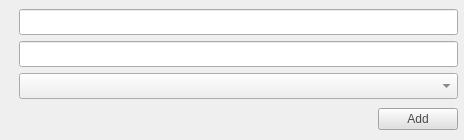
Old version of the form Ui/dlg_add.ui in the repository robinpalat/idiomindQt.
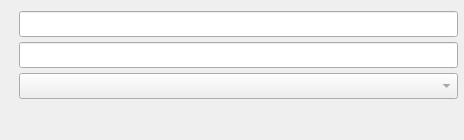
New version of the form. Icons and pictures are not drawn.

```diff
--- a/Ui/dlg_add.ui
+++ b/Ui/dlg_add.ui
@@ -19,7 +19,7 @@
   <property name="maximumSize">
    <size>
     <width>464</width>
-    <height>140</height>
+    <height>142</height>
    </size>
   </property>
   <property name="windowTitle">
@@ -43,7 +43,35 @@
     <number>6</number>
    </property>
    <item>
+    <widget class="QWidget" name="widget" native="true">
+     <property name="minimumSize">
+      <size>
+       <width>0</width>
+       <height>100</height>
+      </size>
+     </property>
+     <property name="maximumSize">
+      <size>
+       <width>16777215</width>
+       <height>100</height>
+      </size>
+     </property>
     <layout class="QHBoxLayout" name="horizontalLayout_2">
+      <property name="spacing">
+       <number>0</number>
+      </property>
+      <property name="leftMargin">
+       <number>0</number>
+      </property>
+      <property name="topMargin">
+       <number>0</number>
+      </property>
+      <property name="rightMargin">
+       <number>0</number>
+      </property>
+      <property name="bottomMargin">
+       <number>0</number>
+      </property>
      <item>
       <widget class="QLabel" name="label">
        <property name="text">
@@ -54,6 +82,22 @@
        </property>
       </widget>
      </item>
+      <item>
+       <spacer name="horizontalSpacer_2">
+        <property name="orientation">
+         <enum>Qt::Horizontal</enum>
+        </property>
+        <property name="sizeType">
+         <enum>QSizePolicy::Fixed</enum>
+        </property>
+        <property name="sizeHint" stdset="0">
+         <size>
+          <width>6</width>
+          <height>20</height>
+         </size>
+        </property>
+       </spacer>
+      </item>
      <item>
       <layout class="QVBoxLayout" name="verticalLayout">
        <item>
@@ -85,13 +129,15 @@
           </size>
          </property>
          <property name="styleSheet">
-          <string notr="true">color: rgb(74, 74, 74);</string>
+           <string notr="true">color: rgb(74, 74, 74);
+color: rgb(123, 123, 123);</string>
          </property>
         </widget>
        </item>
       </layout>
      </item>
     </layout>
+    </widget>
    </item>
    <item>
     <layout class="QHBoxLayout" name="horizontalLayout">
@@ -112,10 +158,16 @@
       <widget class="QPushButton" name="pushButton_srce">
        <property name="minimumSize">
         <size>
-         <width>40</width>
+         <width>25</width>
          <height>0</height>
         </size>
        </property>
+       <property name="maximumSize">
+        <size>
+         <width>25</width>
+         <height>16777215</height>
+        </size>
+       </property>
        <property name="text">
         <string/>
        </property>
@@ -131,10 +183,16 @@
       <widget class="QPushButton" name="pushButton_clip">
        <property name="minimumSize">
         <size>
-         <width>40</width>
+         <width>25</width>
          <height>0</height>
         </size>
        </property>
+       <property name="maximumSize">
+        <size>
+         <width>25</width>
+         <height>16777215</height>
+        </size>
+       </property>
        <property name="text">
         <string/>
        </property>
@@ -150,10 +208,16 @@
       <widget class="QPushButton" name="pushButton_image">
        <property name="minimumSize">
         <size>
-         <width>40</width>
+         <width>25</width>
          <height>0</height>
         </size>
        </property>
+       <property name="maximumSize">
+        <size>
+         <width>25</width>
+         <height>16777215</height>
+        </size>
+       </property>
        <property name="text">
         <string/>
        </property>
@@ -169,10 +233,16 @@
       <widget class="QPushButton" name="pushButton_audio">
        <property name="minimumSize">
         <size>
-         <width>40</width>
+         <width>25</width>
          <height>0</height>
         </size>
        </property>
+       <property name="maximumSize">
+        <size>
+         <width>25</width>
+         <height>16777215</height>
+        </size>
+       </property>
        <property name="text">
         <string/>
        </property>
@@ -188,10 +258,16 @@
       <widget class="QPushButton" name="pushButton_list">
        <property name="minimumSize">
         <size>
-         <width>40</width>
+         <width>25</width>
          <height>0</height>
         </size>
        </property>
+       <property name="maximumSize">
+        <size>
+         <width>25</width>
+         <height>16777215</height>
+        </size>
+       </property>
        <property name="text">
         <string/>
        </property>
@@ -207,10 +283,16 @@
       <widget class="QPushButton" name="pushButton_more">
        <property name="minimumSize">
         <size>
-         <width>30</width>
+         <width>25</width>
          <height>0</height>
         </size>
        </property>
+       <property name="maximumSize">
+        <size>
+         <width>25</width>
+         <height>16777215</height>
+        </size>
+       </property>
        <property name="text">
         <string/>
        </property>
@@ -222,40 +304,31 @@
        </property>
       </widget>
      </item>
-     <item>
-      <spacer name="horizontalSpacer_2">
-       <property name="orientation">
-        <enum>Qt::Horizontal</enum>
-       </property>
-       <property name="sizeType">
-        <enum>QSizePolicy::Fixed</enum>
-       </property>
-       <property name="sizeHint" stdset="0">
-        <size>
-         <width>6</width>
-         <height>6</height>
-        </size>
-       </property>
-      </spacer>
-     </item>
      <item>
       <widget class="QPushButton" name="pushButton_add">
        <property name="minimumSize">
         <size>
-         <width>60</width>
+         <width>80</width>
          <height>0</height>
         </size>
        </property>
+       <property name="maximumSize">
+        <size>
+         <width>16777215</width>
+         <height>16777215</height>
+        </size>
+       </property>
+       <property name="autoFillBackground">
+        <bool>true</bool>
+       </property>
        <property name="styleSheet">
-        <string notr="true">color: rgb(74, 74, 74);
-alternate-background-color: rgb(209, 209, 209);
-border-color: rgb(127, 127, 127);
-background-color: rgb(225, 225, 225);
-selection-color: rgb(207, 207, 207);
-</string>
+        <string notr="true"/>
        </property>
        <property name="text">
-        <string>Add</string>
+        <string/>
+       </property>
+       <property name="checkable">
+        <bool>true</bool>
        </property>
        <property name="autoDefault">
         <bool>false</bool>
@@ -264,7 +337,7 @@
         <bool>false</bool>
        </property>
        <property name="flat">
-        <bool>false</bool>
+        <bool>true</bool>
        </property>
       </widget>
      </item>
```
Lines whose indentation alone changed are shown as unchanged.
